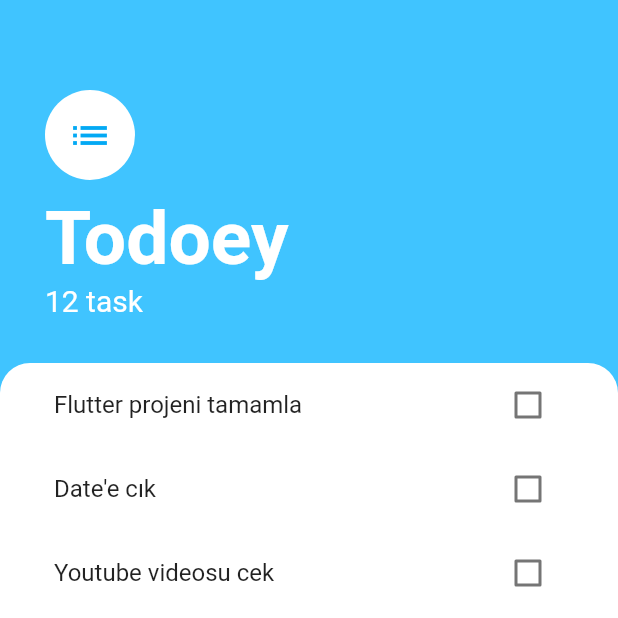
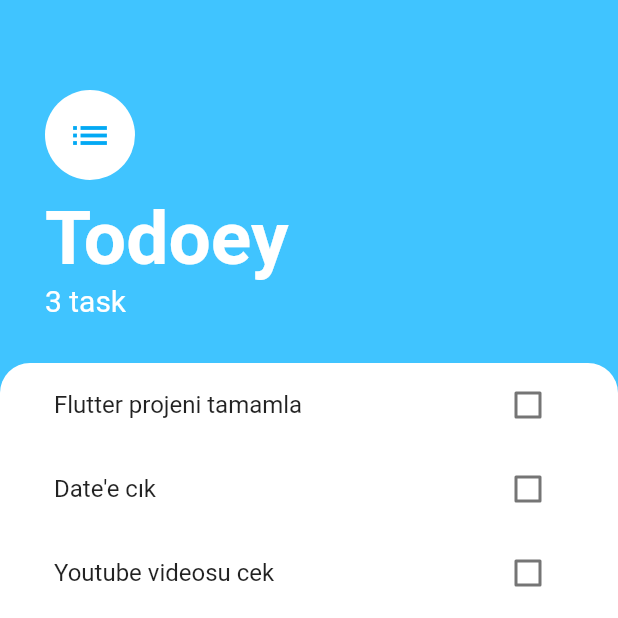
Before and after one commit to Mryuksel101/provider, a Flutter app: the screen it shows after launch, on a phone screen of 412 x 824 dp, the top half of it. Run offline on Flutter 3.47's test engine with Material 2 defaults, Android fonts, the phone set to English and light mode, and no system bars.

Commit message:
constructor ile state management yaptım

```diff
--- a/lib/screens/task.dart
+++ b/lib/screens/task.dart
@@ -1,12 +1,24 @@
 import 'package:flutter/material.dart';
+import 'package:riverpod/models/task.dart';
 import 'package:riverpod/screens/addTaskScreen.dart';
 
 import '../widgets/cListView.dart';
 
 
-class TaskScreen extends StatelessWidget {
+class TaskScreen extends StatefulWidget {
   const TaskScreen({Key? key}) : super(key: key);
 
+  @override
+  State<TaskScreen> createState() => _TaskScreenState();
+}
+
+class _TaskScreenState extends State<TaskScreen> {
+
+  List <Task> task = [
+    Task(name: "Flutter projeni tamamla"),
+    Task(name: "Date'e cık"),
+    Task(name: "Youtube videosu cek")
+  ];
   @override
   Widget build(BuildContext context) {
     return Scaffold(
@@ -21,7 +33,15 @@ class TaskScreen extends StatelessWidget {
                 padding: EdgeInsets.only(
                   bottom: MediaQuery.of(context).viewInsets.bottom,
                 ),
-                child: AddTaskScreen()
+                child: AddTaskScreen(
+                  diziVer: task,
+                  fonksiyonVer: (){
+                    setState(() {
+
+                    });
+                    Navigator.pop(context);
+                  },
+                )
               ),
             ),
           );
@@ -38,7 +58,7 @@ class TaskScreen extends StatelessWidget {
             margin: EdgeInsets.only(top: 60, left: 30, right: 30, bottom: 30),
             child: Column(
               crossAxisAlignment: CrossAxisAlignment.start,
-              children: const [
+              children:  [
                 CircleAvatar(
                   foregroundColor: Colors.lightBlue,
                   backgroundColor: Colors.white,
@@ -59,7 +79,7 @@ class TaskScreen extends StatelessWidget {
                 ),
 
                 Text(
-                    "12 task",
+                    "${task.length} task",
                     style: TextStyle(
                     color: Colors.white,
                     fontSize: 20.0,
@@ -78,7 +98,14 @@ class TaskScreen extends StatelessWidget {
                   topRight: Radius.circular(20.0),
                 ),
               ),
-              child: CustomListView(),
+              child: CustomListView(
+                diziVer: task,
+                fonksiyonVer: (){
+                  setState(() {
+
+                  });
+                }
+              ),
 
             ),
           )
--- a/lib/widgets/cListTile.dart
+++ b/lib/widgets/cListTile.dart
@@ -16,10 +16,7 @@ class CustomListTile extends StatelessWidget {
             decoration: tamamlandiMi? TextDecoration.lineThrough : null,
           ),
         ),
-        trailing: Checkbox(
-          onChanged: fonksiyonVer,
-          value: tamamlandiMi,
-        )
+
     );
   }
 
--- a/lib/widgets/cListView.dart
+++ b/lib/widgets/cListView.dart
@@ -3,38 +3,31 @@ import 'package:riverpod/models/task.dart';
 
 import 'cListTile.dart';
 
-class CustomListView extends StatefulWidget {
-  const CustomListView({
-    Key? key,
-  }) : super(key: key);
+class CustomListView extends StatelessWidget {
 
-  @override
-  State<CustomListView> createState() => _CustomListViewState();
-}
-
-class _CustomListViewState extends State<CustomListView> {
-  List <Task> task = [
-    Task(name: "Flutter projeni tamamla"),
-    Task(name: "Date'e cık"),
-    Task(name: "Youtube videosu cek")
-  ];
-
-
-
+  List<Task> diziVer;
+  dynamic fonksiyonVer;
+  CustomListView({required this.diziVer, required this.fonksiyonVer});
   @override
   Widget build(BuildContext context) {
     return ListView.builder(
-      itemCount: task.length,
+      itemCount: diziVer.length,
       padding: EdgeInsets.symmetric(horizontal: 20),
       itemBuilder: (context,index){
-        return CustomListTile(
-          gorevVer: task[index].name,
-          tamamlandiMi: task[index].isDone,
-          fonksiyonVer: (bool? value){
-            setState(() {
-              task[index].isDone = value!;
-            });
-          }
+        return ListTile(
+          title: Text(
+            diziVer[index].name,
+            style: TextStyle(
+              decoration: diziVer[index].isDone? TextDecoration.lineThrough : null,
+            ),
+          ),
+          trailing: Checkbox(
+            onChanged: (value) {
+              diziVer[index].isDone = value!;
+              fonksiyonVer();
+            },
+            value: diziVer[index].isDone
+          )
         );
       },
     );
```
Also changed, not shown: lib/screens/addTaskScreen.dart (+10 -2 lines).
